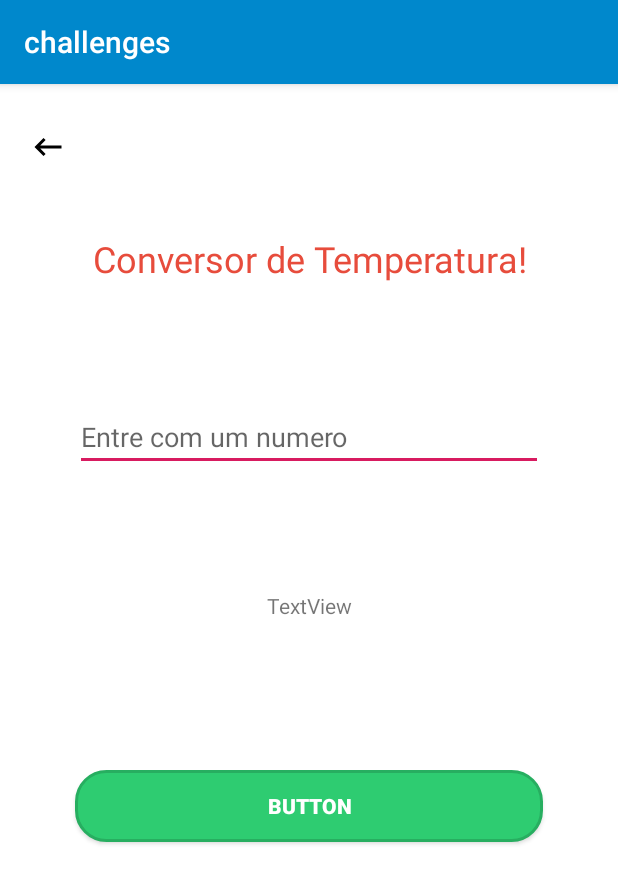
After one commit to renatoReboucas/challenges, an Android app: the ConversorActivity screen opened directly, with no data from a screen before it, on a phone screen of 412 x 824 dp. The commit adds this screen. Shown: the top 884 px of the screen. Run offline under Robolectric (Android 15) with nearby library versions, the phone set to English and light mode, and no system bars.

Commit message:
mudancas de tela e activity conversor e tela criado

```diff
--- /dev/null
+++ b/app/src/main/java/com/rr/challenges/ConversorActivity.kt
@@ -0,0 +1,38 @@
+package com.rr.challenges
+
+import android.support.v7.app.AppCompatActivity
+import android.os.Bundle
+import android.view.View
+import android.widget.Toast
+import kotlinx.android.synthetic.main.activity_conversor.*
+import utils.utilidade
+
+class ConversorActivity : AppCompatActivity() {
+
+    override fun onCreate(savedInstanceState: Bundle?) {
+        super.onCreate(savedInstanceState)
+        setContentView(R.layout.activity_conversor)
+
+        btn_voltar.setOnClickListener {
+            finish()
+        }
+
+        btn_calc_conv.setOnClickListener {
+
+            if (isValid()){
+
+                var numb = input_numb.editableText.toString().toInt()
+
+            }else{
+                Toast.makeText(this@ConversorActivity,"Por favor preencha os valores solicitados!", Toast.LENGTH_LONG).show()
+            }
+        }
+
+    }
+
+    private fun isValid(): Boolean {
+        return input_numb.text.toString() != ""
+
+    }
+
+}
--- /dev/null
+++ b/app/src/main/res/layout/activity_conversor.xml
@@ -0,0 +1,64 @@
+<?xml version="1.0" encoding="utf-8"?>
+
+<ScrollView
+xmlns:android="http://schemas.android.com/apk/res/android"
+xmlns:app="http://schemas.android.com/apk/res-auto" xmlns:tools="http://schemas.android.com/tools"
+android:layout_width="match_parent"
+android:layout_height="match_parent"
+tools:context=".ConversorActivity" android:background="@color/white">
+
+<android.support.constraint.ConstraintLayout
+        android:layout_width="match_parent"
+        android:layout_height="match_parent" >
+
+    <ImageView
+            android:layout_width="wrap_content"
+            android:layout_height="wrap_content"
+            app:srcCompat="@drawable/ic_keyboard_backspace"
+            android:id="@+id/btn_voltar"
+            app:layout_constraintStart_toStartOf="parent"
+            android:layout_marginStart="20dp" android:layout_marginTop="30dp"
+            app:layout_constraintTop_toTopOf="parent"/>
+
+    <Button
+            android:text="Button"
+            android:layout_width="0dp"
+            android:layout_height="wrap_content"
+            android:background="@drawable/round_btn"
+            android:id="@+id/btn_calc_conv"
+            android:textAlignment="center" android:textColor="@color/white" android:textStyle="bold"
+            android:layout_marginTop="100dp" app:layout_constraintTop_toBottomOf="@+id/textView5"
+            android:layout_marginStart="50dp" app:layout_constraintStart_toStartOf="parent"
+            android:layout_marginEnd="50dp" app:layout_constraintEnd_toEndOf="parent"
+            app:layout_constraintBottom_toBottomOf="parent" android:layout_marginBottom="100dp"/>
+    <TextView
+            android:text="Conversor de Temperatura!"
+            android:layout_width="wrap_content"
+            android:layout_height="wrap_content" android:id="@+id/textView4" app:layout_constraintTop_toTopOf="parent"
+            app:layout_constraintStart_toStartOf="parent" android:layout_marginEnd="50dp"
+            app:layout_constraintEnd_toEndOf="parent" android:layout_marginTop="100dp"
+            android:layout_marginStart="50dp" android:textSize="24sp" android:textColor="@color/alizarin"
+            android:textAlignment="center"/>
+    <EditText
+            android:layout_width="0dp"
+            android:layout_height="wrap_content"
+            android:inputType="number"
+            android:ems="10"
+            android:id="@+id/input_numb"
+            android:hint="@string/entre_com_um_numero"
+            android:textColor="@color/black"
+            android:textColorLink="@color/black" android:textColorHighlight="@color/black"
+            app:layout_constraintTop_toBottomOf="@+id/textView4" android:layout_marginStart="50dp"
+            app:layout_constraintStart_toStartOf="parent" android:layout_marginEnd="50dp"
+            app:layout_constraintEnd_toEndOf="parent" android:layout_marginTop="80dp"/>
+    <TextView
+            android:text="TextView"
+            android:layout_width="wrap_content"
+            android:layout_height="wrap_content"
+            android:id="@+id/textView5" app:layout_constraintEnd_toEndOf="@+id/input_numb"
+            app:layout_constraintStart_toStartOf="@+id/input_numb" android:layout_marginTop="80dp"
+            app:layout_constraintTop_toBottomOf="@+id/input_numb"/>
+
+
+</android.support.constraint.ConstraintLayout>
+</ScrollView>
--- a/app/src/main/res/layout/activity_desafio.xml
+++ b/app/src/main/res/layout/activity_desafio.xml
@@ -4,13 +4,13 @@
         xmlns:app="http://schemas.android.com/apk/res-auto" xmlns:tools="http://schemas.android.com/tools"
         android:layout_width="match_parent"
         android:layout_height="match_parent"
-        tools:context=".ActivityDesafio" android:background="@color/ligthGray">
+        tools:context=".ActivityDesafio" android:background="@color/white">
 
     <android.support.constraint.ConstraintLayout
             android:layout_width="match_parent"
             android:layout_height="match_parent" >
         <EditText
-                android:layout_width="wrap_content"
+                android:layout_width="0dp"
                 android:layout_height="wrap_content"
                 android:inputType="number"
                 android:ems="10"
@@ -52,7 +52,7 @@
                 android:layout_width="wrap_content"
                 android:layout_height="wrap_content"
                 app:srcCompat="@drawable/ic_keyboard_backspace"
-                android:id="@+id/btn_back" android:onClick="back" app:layout_constraintEnd_toEndOf="parent"
+                android:id="@+id/btn_voltar" android:onClick="back" app:layout_constraintEnd_toEndOf="parent"
                 android:layout_marginEnd="360dp" app:layout_constraintStart_toStartOf="parent"
                 android:layout_marginStart="8dp" android:layout_marginTop="30dp"
                 app:layout_constraintTop_toTopOf="parent"/>
```
Also changed, not shown: app/src/main/AndroidManifest.xml (+8 -3 lines), app/src/main/java/com/rr/challenges/MainActivity.kt (+4 -3 lines), app/src/main/java/utils/utilidade.kt (added, +15 -0 lines), app/src/main/res/layout/activity_bissexto.xml (+4 -4 lines), app/src/main/res/menu/activity_main_drawer.xml (+4 -4 lines), 1 other file.
